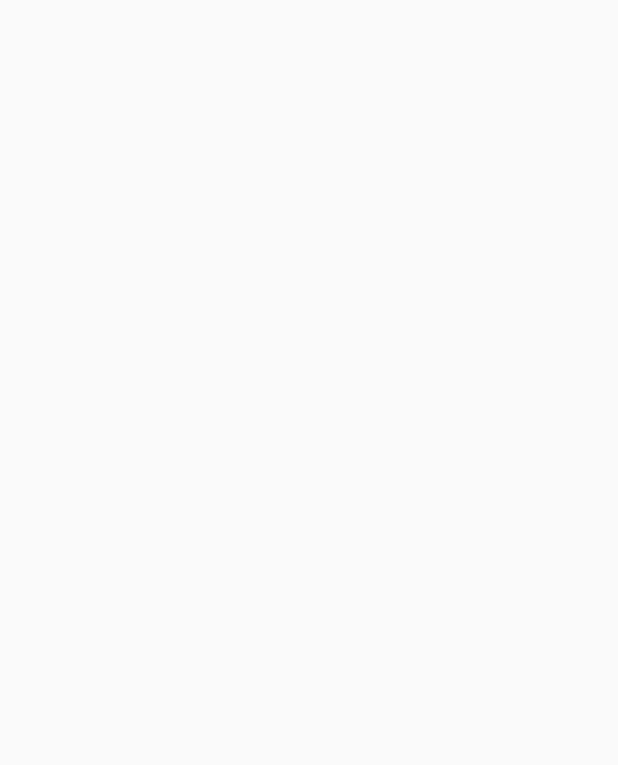
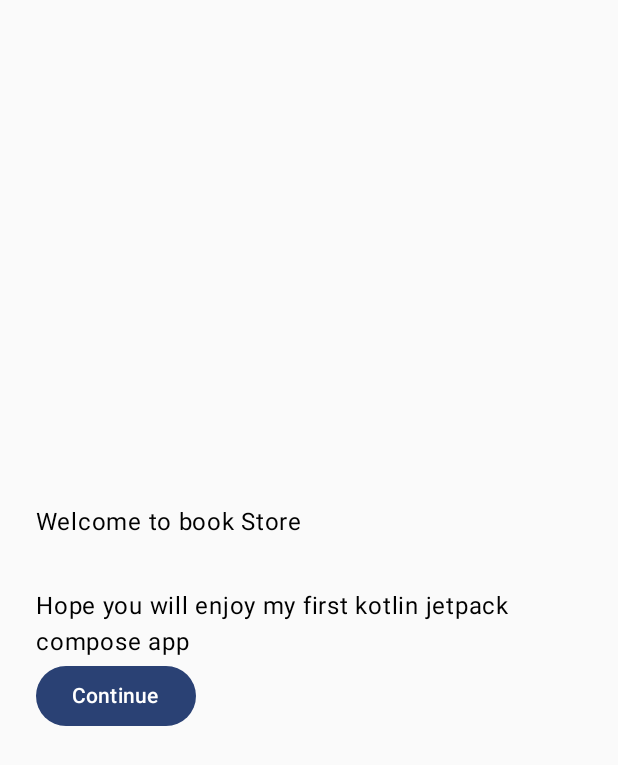
Before and after one commit to ShreyasDamase/Book-Store-Native-Android-jetpck-compose, an Android app built with Jetpack Compose: the screen it shows after launch (MainActivity), on a phone screen of 412 x 824 dp. Before the commit the part shown is empty. Shown: the top 765 px of the screen. Run offline under Robolectric (Android 15) with nearby library versions, the phone set to English and light mode, and no system bars; 2 statements that could not run were skipped.

Commit message:
onboardign completed

```diff
--- a/app/build.gradle.kts
+++ b/app/build.gradle.kts
@@ -60,4 +60,9 @@ dependencies {
     implementation(libs.lottie.compose)
     implementation(libs.androidx.splashScreen)
     implementation(libs.androidx.navigation)
+    implementation(libs.androidx.datastore.preferences)
+    implementation(libs.androidx.security.crypto)
+    implementation(libs.kotlinx.coroutines.android)
+
+
 }
--- a/app/src/main/java/com/example/book_store/MainActivity.kt
+++ b/app/src/main/java/com/example/book_store/MainActivity.kt
@@ -4,47 +4,25 @@ import android.os.Bundle
 import androidx.activity.ComponentActivity
 import androidx.activity.compose.setContent
 import androidx.activity.enableEdgeToEdge
-import androidx.compose.material3.Text
-import androidx.compose.runtime.Composable
-import androidx.compose.runtime.getValue
-import androidx.compose.runtime.mutableStateOf
-import androidx.compose.runtime.remember
-import androidx.compose.runtime.setValue
-import androidx.compose.ui.Modifier
-import androidx.compose.ui.tooling.preview.Preview
-import com.example.book_store.presentation.screens.Register
-import com.example.book_store.presentation.screens.SplashScreen
-import com.example.book_store.presentation.theme.BookStoreTheme
+
+import com.example.book_store.data.local.datastore.UserPreferences
+import com.example.book_store.data.local.encrypted.TokenStore
+import com.example.book_store.presentation.navigation.AppNavHost
+ import com.example.book_store.presentation.theme.BookStoreTheme
 
 class MainActivity : ComponentActivity() {
     override fun onCreate(savedInstanceState: Bundle?) {
         super.onCreate(savedInstanceState)
         enableEdgeToEdge()
+        val userPreferences= UserPreferences(context = this)
+        val tokenStore = TokenStore(context = this)
         setContent {
-            var showSplash by remember { mutableStateOf(true) }
-
-            if (showSplash) {
-                SplashScreen(onTimeout = { showSplash = false })
-            } else {
-                // Your normal app UI here
-                Register()
-            }
+BookStoreTheme {
+    AppNavHost(
+        userPreferences=userPreferences,
+        tokenStore=tokenStore
+    )
+}
         }
     }
 }
-
-@Composable
-fun Greeting(name: String, modifier: Modifier = Modifier) {
-    Text(
-        text = "Hello $name!",
-        modifier = modifier
-    )
-}
-
-@Preview(showBackground = true)
-@Composable
-fun GreetingPreview() {
-    BookStoreTheme {
-        Greeting("Android")
-    }
-}
--- a/app/src/main/java/com/example/book_store/data/local/datastore/UserKeys.kt
+++ b/app/src/main/java/com/example/book_store/data/local/datastore/UserKeys.kt
@@ -1 +1,9 @@
 package com.example.book_store.data.local.datastore
+
+import androidx.datastore.preferences.core.booleanPreferencesKey
+//create singleton class to store instance of keys using object
+object UserKeys {
+    val ONBOARDING_COMPLETE = booleanPreferencesKey("onboarding_complete")
+   val LOGGED_IN=booleanPreferencesKey("logged_in")
+
+}
--- a/app/src/main/java/com/example/book_store/data/local/datastore/UserPreferences.kt
+++ b/app/src/main/java/com/example/book_store/data/local/datastore/UserPreferences.kt
@@ -1 +1,36 @@
 package com.example.book_store.data.local.datastore
+
+import android.content.Context
+import androidx.datastore.preferences.core.edit
+import androidx.datastore.preferences.core.emptyPreferences
+import androidx.datastore.preferences.preferencesDataStore
+import kotlinx.coroutines.flow.catch
+import kotlinx.coroutines.flow.map
+import okio.IOException
+
+private val Context.dataStore by preferencesDataStore(
+    name = "user_preferences"
+)
+
+class  UserPreferences(private val  context: Context){
+    private val dataStore=context.dataStore
+    //Flow : onboardingDone
+    val onboardingCompleteFlow =dataStore.data
+        .catch { e  ->
+            if(e is IOException) emit(emptyPreferences()) else throw e
+        }
+        .map { prefs -> prefs[UserKeys.ONBOARDING_COMPLETE]?:false}
+    // Flow: loggedIn
+    val loggedInFlow =dataStore.data
+        .catch { e-> if(e is IOException ) emit(emptyPreferences()) else throw e
+        }
+        .map { prefs-> prefs[UserKeys.LOGGED_IN]?:false}
+    // Mutations
+    suspend fun setOnboardingDone(done: Boolean){
+        dataStore.edit { prefs-> prefs[UserKeys.ONBOARDING_COMPLETE]=done }
+    }
+    suspend fun setLoggedIn( value: Boolean){
+        dataStore.edit { prefs->prefs[UserKeys.LOGGED_IN]=value }
+    }
+
+}
--- a/app/src/main/java/com/example/book_store/data/local/encrypted/EncryptedDataStore.kt
+++ /dev/null
@@ -1 +0,0 @@
-package com.example.book_store.data.local.encrypted
--- a/app/src/main/java/com/example/book_store/data/local/encrypted/TokenStore.kt
+++ b/app/src/main/java/com/example/book_store/data/local/encrypted/TokenStore.kt
@@ -1 +1,38 @@
 package com.example.book_store.data.local.encrypted
+
+import android.content.Context
+import androidx.security.crypto.EncryptedSharedPreferences
+import androidx.security.crypto.MasterKey
+
+class TokenStore(context: Context){
+    companion object{
+        private const val PREFS_NAME="secure_token"
+        private const val KEY_ACCESS="access_token"
+        private const val KEY_REFRESH="refresh_token"
+
+    }
+
+    private val masterKey = MasterKey.Builder(context)
+        .setKeyScheme((MasterKey.KeyScheme.AES256_GCM))
+        .build()
+
+    private  val prefs = EncryptedSharedPreferences.create(
+        context,PREFS_NAME,masterKey,
+        EncryptedSharedPreferences.PrefKeyEncryptionScheme.AES256_SIV,
+        EncryptedSharedPreferences.PrefValueEncryptionScheme.AES256_GCM
+    )
+
+    fun saveTokens(accessToken: String,refreshToken: String){
+        prefs.edit().apply{
+            putString(KEY_ACCESS,accessToken)
+            putString(KEY_REFRESH,refreshToken)
+            apply()
+        }
+    }
+
+    fun clearTokens(){
+        prefs.edit().clear().apply()
+    }
+    fun getAccessToken(): String?= prefs.getString(KEY_ACCESS,null)
+    fun getRefreshToken(): String?=prefs.getString(KEY_REFRESH,null)
+}
--- a/app/src/main/java/com/example/book_store/data/local/encrypted/encrypted.kt
+++ /dev/null
@@ -1 +0,0 @@
-package com.example.book_store.data.local.encrypted
--- a/app/src/main/java/com/example/book_store/presentation/navigation/AppNavHost.kt
+++ b/app/src/main/java/com/example/book_store/presentation/navigation/AppNavHost.kt
@@ -1 +1,32 @@
 package com.example.book_store.presentation.navigation
+
+import androidx.compose.runtime.Composable
+import androidx.navigation.compose.NavHost
+import androidx.navigation.compose.composable
+import androidx.navigation.compose.rememberNavController
+import com.example.book_store.data.local.datastore.UserPreferences
+import com.example.book_store.data.local.encrypted.TokenStore
+import com.example.book_store.presentation.screens.SplashScreen
+
+@Composable
+fun AppNavHost(
+    userPreferences: UserPreferences,tokenStore: TokenStore
+){
+    val navController= rememberNavController()
+    NavHost(
+        navController=navController
+        ,startDestination= Screen.Splash.route
+    ){
+
+        // Splash
+        composable(Screen.Splash.route) {
+            SplashScreen( navController=navController,userPreferences=userPreferences,
+
+            )
+        }
+        authNavGraph(
+            navController =navController,
+            userPreferences=userPreferences
+        )
+    }
+}
--- a/app/src/main/java/com/example/book_store/presentation/navigation/AuthNavGraph.kt
+++ b/app/src/main/java/com/example/book_store/presentation/navigation/AuthNavGraph.kt
@@ -1 +1,25 @@
 package com.example.book_store.presentation.navigation
+
+
+import androidx.navigation.NavGraphBuilder
+import androidx.navigation.NavHostController
+import androidx.navigation.compose.composable
+import com.example.book_store.presentation.onboarding.OnboardingScreen
+import com.example.book_store.data.local.datastore.UserPreferences
+import com.example.book_store.presentation.screens.RegisterScreen
+
+fun NavGraphBuilder.authNavGraph(
+    navController: NavHostController,
+    userPreferences: UserPreferences
+) {
+    composable(Screen.Onboarding.route) {
+        OnboardingScreen(
+            navController = navController,
+            userPreferences = userPreferences
+        )
+    }
+
+    composable(Screen.Register.route) {
+        RegisterScreen()
+    }
+}
--- a/app/src/main/java/com/example/book_store/presentation/navigation/OnboardingNavGraph.kt
+++ /dev/null
@@ -1 +0,0 @@
-package com.example.book_store.presentation.navigation
--- a/app/src/main/java/com/example/book_store/presentation/navigation/Screen.kt
+++ b/app/src/main/java/com/example/book_store/presentation/navigation/Screen.kt
@@ -1 +1,9 @@
 package com.example.book_store.presentation.navigation
+
+sealed class Screen(val route: String){
+    object Splash: Screen("splash")
+    object Onboarding : Screen("onboarding")
+    object Login : Screen("login")
+    object Register: Screen("register")
+    object Home : Screen("home")
+}
--- a/app/src/main/java/com/example/book_store/presentation/onboarding/OnboardingScreen.kt
+++ b/app/src/main/java/com/example/book_store/presentation/onboarding/OnboardingScreen.kt
@@ -1,12 +1,42 @@
 package com.example.book_store.presentation.onboarding
 
+import androidx.compose.foundation.layout.Arrangement
+import androidx.compose.foundation.layout.Column
+import androidx.compose.foundation.layout.Spacer
+import androidx.compose.foundation.layout.fillMaxSize
+import androidx.compose.foundation.layout.height
+import androidx.compose.foundation.layout.padding
+import androidx.compose.material3.Button
 import androidx.compose.material3.Text
 import androidx.compose.runtime.Composable
+import androidx.compose.ui.Modifier
 import androidx.compose.ui.tooling.preview.Preview
+import androidx.compose.ui.unit.dp
+import androidx.navigation.NavController
+import com.example.book_store.data.local.datastore.UserPreferences
+import com.example.book_store.presentation.navigation.Screen
+import kotlinx.coroutines.CoroutineScope
+import kotlinx.coroutines.Dispatchers
+import kotlinx.coroutines.launch
 
-@Preview(showBackground = true)
-@Composable
-fun Onboarding(){
-    Text("Onboarding screen ")
+ @Composable
+fun OnboardingScreen(navController: NavController,userPreferences: UserPreferences){
+    Column(
+modifier = Modifier.fillMaxSize().padding(24.dp), verticalArrangement = Arrangement.Center
+    ){
+Text("Welcome to book Store")
+        Spacer(modifier = Modifier.height(32.dp))
+        Text("Hope you will enjoy my first kotlin jetpack compose app")
 
+        Button(onClick = {
+            CoroutineScope(Dispatchers.IO).launch {
+                userPreferences.setOnboardingDone(true)
+                kotlinx.coroutines.MainScope().launch {
+                    navController.navigate(Screen.Register.route){
+                        popUpTo(Screen.Onboarding.route){inclusive=true}
+                    }
+                }
+            }
+        }) { Text("Continue")}
+    }
 }
--- a/app/src/main/java/com/example/book_store/presentation/screens/SplashScreen.kt
+++ b/app/src/main/java/com/example/book_store/presentation/screens/SplashScreen.kt
@@ -5,16 +5,29 @@ import androidx.compose.runtime.*
 import androidx.compose.foundation.layout.*
 import androidx.compose.ui.Modifier
 import androidx.compose.ui.Alignment
- import kotlinx.coroutines.delay
+import androidx.navigation.NavController
+import com.example.book_store.data.local.datastore.UserPreferences
+import com.example.book_store.presentation.navigation.Screen
+import kotlinx.coroutines.delay
+import kotlinx.coroutines.flow.first
 
 @Composable
-fun SplashScreen(onTimeout: () -> Unit) {
+fun SplashScreen(navController: NavController ,userPreferences: UserPreferences ) {
 
     // Wait for 2 seconds, then call onTimeout
     LaunchedEffect(true) {
         delay(2000)  // 2 seconds
-        onTimeout()
+        val onboardingDone = userPreferences.onboardingCompleteFlow.first()
+if(onboardingDone){
+    navController.navigate(Screen.Register.route){
+        popUpTo(Screen.Onboarding.route){inclusive=true}
     }
+} else {
+    navController.navigate(Screen.Onboarding.route){
+        popUpTo(Screen.Splash.route){inclusive=true}
+    }
+}
+      }
 
     // Center the animation on screen
     Box(
```
Also changed, not shown: app/src/main/java/com/example/book_store/presentation/screens/LoginScreen.kt (+12 -2 lines), app/src/main/java/com/example/book_store/presentation/screens/RegisterScreen.kt (+12 -1 lines), gradle/libs.versions.toml (+8 -0 lines).
